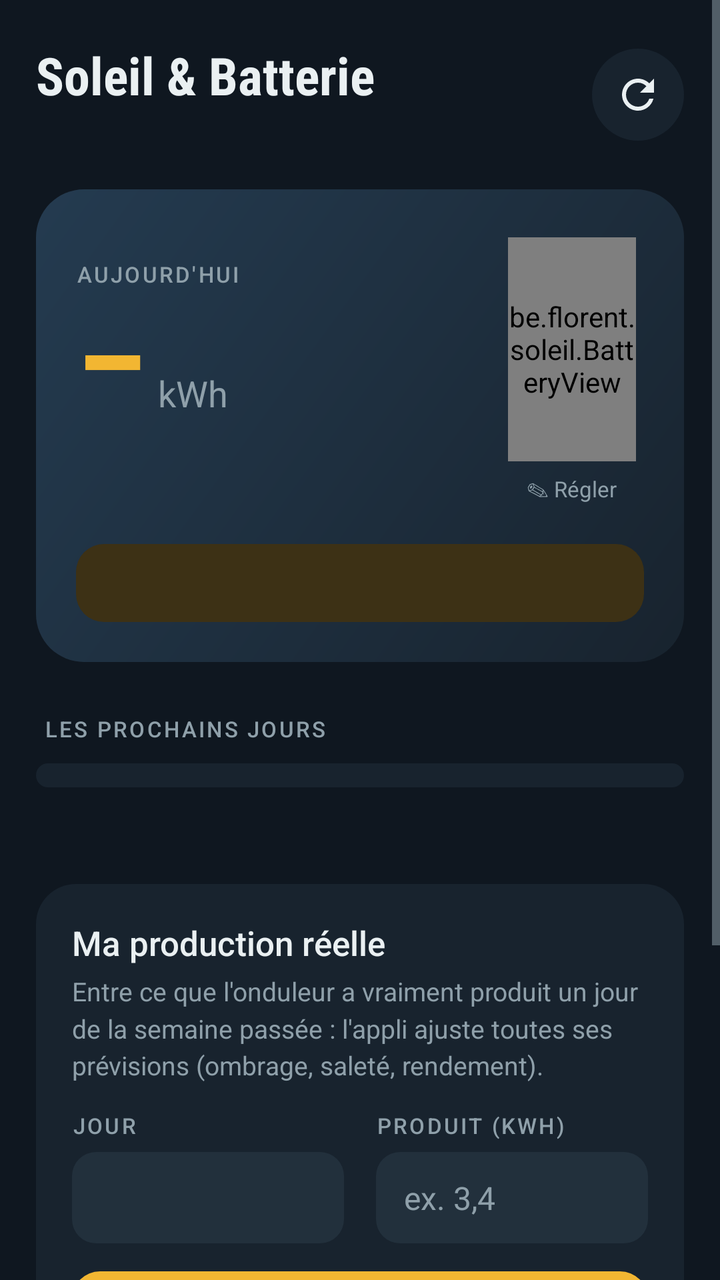
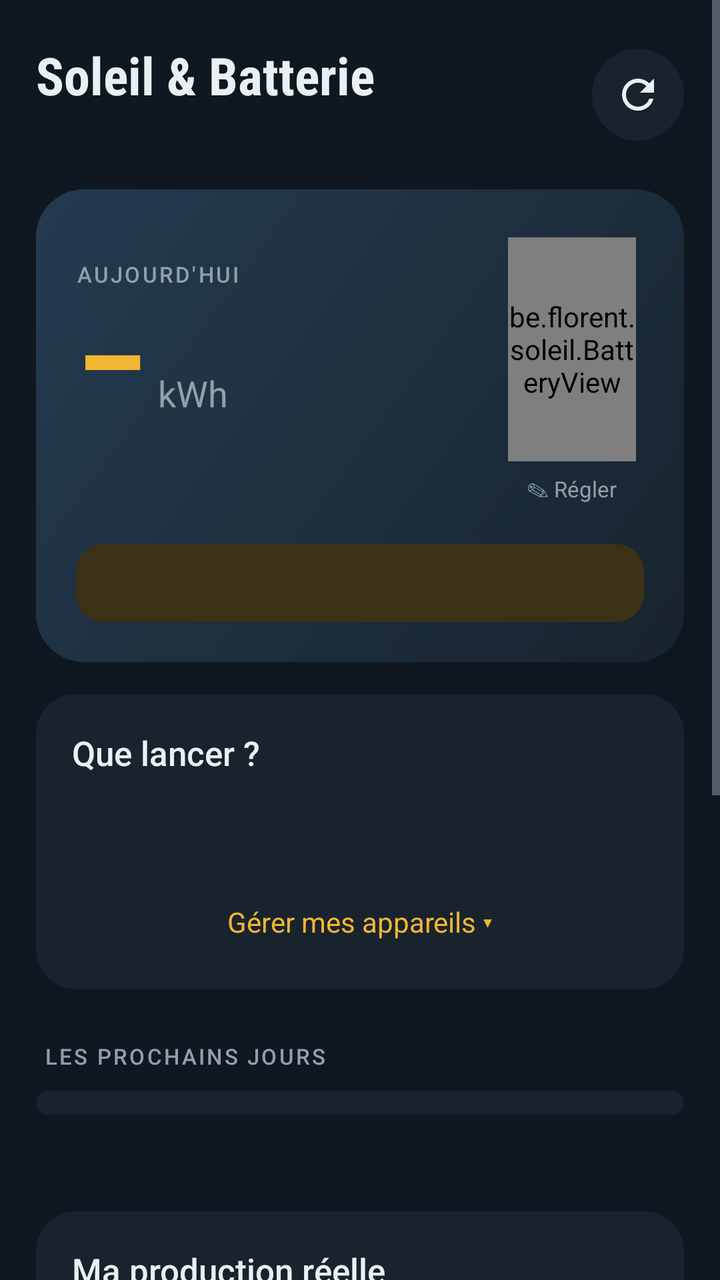

Compare the two renders of this Android layout. The source of the first and the diff that turns it into the second are given below.
<!-- AndroidManifest.xml: application theme AppTheme -->
<!-- res/layout/activity_main.xml -->
<?xml version="1.0" encoding="utf-8"?>
<ScrollView xmlns:android="http://schemas.android.com/apk/res/android"
    android:layout_width="match_parent"
    android:layout_height="match_parent"
    android:background="@color/bg"
    android:fillViewport="true">

    <LinearLayout
        android:layout_width="match_parent"
        android:layout_height="wrap_content"
        android:orientation="vertical"
        android:paddingStart="18dp"
        android:paddingEnd="18dp"
        android:paddingTop="20dp"
        android:paddingBottom="32dp">

        
        <LinearLayout
            android:layout_width="match_parent"
            android:layout_height="wrap_content"
            android:gravity="center_vertical"
            android:orientation="horizontal">

            <LinearLayout
                android:layout_width="0dp"
                android:layout_height="wrap_content"
                android:layout_weight="1"
                android:orientation="vertical">

                <TextView
                    android:layout_width="wrap_content"
                    android:layout_height="wrap_content"
                    android:fontFamily="sans-serif-condensed"
                    android:text="Soleil &amp; Batterie"
                    android:textColor="@color/fg"
                    android:textSize="26sp"
                    android:textStyle="bold" />

                <TextView
                    android:id="@+id/subtitle"
                    android:layout_width="wrap_content"
                    android:layout_height="wrap_content"
                    android:layout_marginTop="2dp"
                    android:textColor="@color/muted"
                    android:textSize="13sp" />
            </LinearLayout>

            <ImageButton
                android:id="@+id/refresh"
                android:layout_width="46dp"
                android:layout_height="46dp"
                android:background="@drawable/round_btn"
                android:contentDescription="Actualiser"
                android:src="@drawable/ic_refresh" />
        </LinearLayout>

        
        <LinearLayout
            android:layout_width="match_parent"
            android:layout_height="wrap_content"
            android:layout_marginTop="20dp"
            android:background="@drawable/hero_bg"
            android:orientation="vertical"
            android:padding="20dp">

            <LinearLayout
                android:layout_width="match_parent"
                android:layout_height="wrap_content"
                android:gravity="center_vertical"
                android:orientation="horizontal">

                <LinearLayout
                    android:layout_width="0dp"
                    android:layout_height="wrap_content"
                    android:layout_weight="1"
                    android:orientation="vertical">

                    <TextView
                        style="@style/Label"
                        android:text="Aujourd'hui" />

                    <LinearLayout
                        android:layout_width="wrap_content"
                        android:layout_height="wrap_content"
                        android:baselineAligned="true"
                        android:orientation="horizontal">

                        <TextView
                            android:id="@+id/kwh"
                            android:layout_width="wrap_content"
                            android:layout_height="wrap_content"
                            android:fontFamily="sans-serif-condensed"
                            android:includeFontPadding="false"
                            android:text="–"
                            android:textColor="@color/sun"
                            android:textSize="64sp"
                            android:textStyle="bold" />

                        <TextView
                            android:layout_width="wrap_content"
                            android:layout_height="wrap_content"
                            android:layout_marginStart="6dp"
                            android:text="kWh"
                            android:textColor="@color/muted"
                            android:textSize="18sp" />
                    </LinearLayout>

                    <TextView
                        android:id="@+id/meta"
                        android:layout_width="wrap_content"
                        android:layout_height="wrap_content"
                        android:layout_marginTop="4dp"
                        android:textColor="@color/fg"
                        android:textSize="13sp" />
                </LinearLayout>

                <LinearLayout
                    android:id="@+id/batteryBox"
                    android:layout_width="wrap_content"
                    android:layout_height="wrap_content"
                    android:layout_marginStart="12dp"
                    android:background="?android:attr/selectableItemBackground"
                    android:gravity="center_horizontal"
                    android:orientation="vertical"
                    android:padding="4dp">

                    <be.florent.soleil.BatteryView
                        android:id="@+id/battery"
                        android:layout_width="64dp"
                        android:layout_height="112dp" />

                    <TextView
                        android:id="@+id/batteryLabel"
                        android:layout_width="wrap_content"
                        android:layout_height="wrap_content"
                        android:layout_marginTop="6dp"
                        android:text="✎ Régler"
                        android:textColor="@color/muted"
                        android:textSize="11sp" />
                </LinearLayout>
            </LinearLayout>

            <TextView
                android:id="@+id/verdict"
                android:layout_width="match_parent"
                android:layout_height="wrap_content"
                android:layout_marginTop="16dp"
                android:background="@drawable/pill_low"
                android:fontFamily="sans-serif-medium"
                android:paddingStart="14dp"
                android:paddingTop="10dp"
                android:paddingEnd="14dp"
                android:paddingBottom="10dp"
                android:textColor="@color/sun"
                android:textSize="14sp" />
        </LinearLayout>

        
        <TextView
            style="@style/Label"
            android:layout_marginStart="4dp"
            android:layout_marginTop="26dp"
            android:layout_marginBottom="10dp"
            android:text="Les prochains jours" />

        <LinearLayout
            android:id="@+id/days"
            android:layout_width="match_parent"
            android:layout_height="wrap_content"
            android:background="@drawable/card_bg"
            android:orientation="vertical"
            android:paddingStart="16dp"
            android:paddingTop="6dp"
            android:paddingEnd="16dp"
            android:paddingBottom="6dp" />

        <TextView
            android:id="@+id/status"
            android:layout_width="match_parent"
            android:layout_height="wrap_content"
            android:layout_marginTop="10dp"
            android:gravity="center"
            android:textColor="@color/muted"
            android:textSize="12sp" />

        
        <LinearLayout
            android:layout_width="match_parent"
            android:layout_height="wrap_content"
            android:layout_marginTop="22dp"
            android:background="@drawable/card_bg"
            android:orientation="vertical"
            android:padding="18dp">

            <TextView
                style="@style/CardTitle"
                android:text="Ma production réelle" />

            <TextView
                style="@style/Body"
                android:layout_marginTop="4dp"
                android:text="Entre ce que l'onduleur a vraiment produit un jour de la semaine passée : l'appli ajuste toutes ses prévisions (ombrage, saleté, rendement)." />

            <LinearLayout
                android:layout_width="match_parent"
                android:layout_height="wrap_content"
                android:layout_marginTop="14dp"
                android:orientation="horizontal">

                <LinearLayout
                    android:layout_width="0dp"
                    android:layout_height="wrap_content"
                    android:layout_marginEnd="8dp"
                    android:layout_weight="1"
                    android:orientation="vertical">

                    <TextView
                        style="@style/Label"
                        android:layout_marginBottom="6dp"
                        android:text="Jour" />

                    <EditText
                        android:id="@+id/calDate"
                        style="@style/Field"
                        android:cursorVisible="false"
                        android:focusable="false"
                        android:inputType="none" />
                </LinearLayout>

                <LinearLayout
                    android:layout_width="0dp"
                    android:layout_height="wrap_content"
                    android:layout_marginStart="8dp"
                    android:layout_weight="1"
                    android:orientation="vertical">

                    <TextView
                        style="@style/Label"
                        android:layout_marginBottom="6dp"
                        android:text="Produit (kWh)" />

                    <EditText
                        android:id="@+id/calKwh"
                        style="@style/Field"
                        android:hint="ex. 3,4"
                        android:inputType="numberDecimal" />
                </LinearLayout>
            </LinearLayout>

            <Button
                android:id="@+id/calBtn"
                style="@style/PrimaryButton"
                android:layout_marginTop="14dp"
                android:text="Ajuster les prévisions" />

            <TextView
                android:id="@+id/calOut"
                style="@style/Body"
                android:layout_marginTop="8dp"
                android:gravity="center"
                android:visibility="gone" />

            <TextView
                android:id="@+id/calSummary"
                style="@style/Body"
                android:layout_marginTop="16dp"
                android:fontFamily="sans-serif-medium"
                android:textColor="@color/fg"
                android:visibility="gone" />

            <LinearLayout
                android:id="@+id/calList"
                android:layout_width="match_parent"
                android:layout_height="wrap_content"
                android:orientation="vertical" />
        </LinearLayout>

        
        <LinearLayout
            android:layout_width="match_parent"
            android:layout_height="wrap_content"
            android:layout_marginTop="16dp"
            android:background="@drawable/card_bg"
            android:orientation="vertical"
            android:padding="18dp">

            <LinearLayout
                android:id="@+id/settingsHeader"
                android:layout_width="match_parent"
                android:layout_height="wrap_content"
                android:background="?android:attr/selectableItemBackground"
                android:gravity="center_vertical"
                android:orientation="horizontal">

                <LinearLayout
                    android:layout_width="0dp"
                    android:layout_height="wrap_content"
                    android:layout_weight="1"
                    android:orientation="vertical">

                    <TextView
                        style="@style/CardTitle"
                        android:text="Mon installation" />

                    <TextView
                        android:id="@+id/settingsSummary"
                        style="@style/Body"
                        android:layout_marginTop="2dp" />
                </LinearLayout>

                <TextView
                    android:id="@+id/chevron"
                    android:layout_width="wrap_content"
                    android:layout_height="wrap_content"
                    android:text="▾"
                    android:textColor="@color/muted"
                    android:textSize="22sp" />
            </LinearLayout>

            <LinearLayout
                android:id="@+id/settingsBody"
                android:layout_width="match_parent"
                android:layout_height="wrap_content"
                android:layout_marginTop="12dp"
                android:orientation="vertical"
                android:visibility="gone">

                <TextView
                    style="@style/Label"
                    android:layout_marginBottom="6dp"
                    android:text="Adresse de l'installation" />

                <LinearLayout
                    android:layout_width="match_parent"
                    android:layout_height="wrap_content"
                    android:orientation="horizontal">

                    <EditText
                        android:id="@+id/address"
                        style="@style/Field"
                        android:layout_width="0dp"
                        android:layout_weight="1"
                        android:hint="Rue, numéro, commune"
                        android:imeOptions="actionSearch"
                        android:inputType="textPostalAddress" />

                    <Button
                        android:id="@+id/findBtn"
                        style="@style/PrimaryButton"
                        android:layout_width="wrap_content"
                        android:layout_height="48dp"
                        android:layout_marginStart="8dp"
                        android:minWidth="0dp"
                        android:paddingStart="16dp"
                        android:paddingEnd="16dp"
                        android:text="Chercher" />
                </LinearLayout>

                <TextView
                    android:id="@+id/placeOut"
                    style="@style/Body"
                    android:layout_marginTop="6dp"
                    android:layout_marginBottom="16dp" />

                <LinearLayout
                    android:id="@+id/settingsGrid"
                    android:layout_width="match_parent"
                    android:layout_height="wrap_content"
                    android:orientation="vertical" />

                <TextView
                    style="@style/Body"
                    android:layout_marginTop="10dp"
                    android:text="Orientation en degrés boussole : 90 = est, 180 = sud, 270 = ouest." />

                <Button
                    android:id="@+id/saveBtn"
                    style="@style/PrimaryButton"
                    android:layout_marginTop="14dp"
                    android:text="Enregistrer" />
            </LinearLayout>
        </LinearLayout>

        <TextView
            android:layout_width="match_parent"
            android:layout_height="wrap_content"
            android:layout_marginTop="20dp"
            android:gravity="center"
            android:text="Données météo : Open-Meteo.com"
            android:textColor="@color/muted"
            android:textSize="11sp" />
    </LinearLayout>
</ScrollView>
<!-- resources referenced by this layout -->
<resources>
  <color name="bg">#0F1720</color>
  <color name="fg">#EAF0F2</color>
  <color name="muted">#8FA0AA</color>
  <color name="sun">#F2B632</color>
  <!-- drawable card_bg (drawable) -->
  <?xml version="1.0" encoding="utf-8"?>
  <shape xmlns:android="http://schemas.android.com/apk/res/android" android:shape="rectangle">
      <solid android:color="@color/card" />
      <corners android:radius="20dp" />
  </shape>
  <!-- drawable hero_bg (drawable) -->
  <?xml version="1.0" encoding="utf-8"?>
  <shape xmlns:android="http://schemas.android.com/apk/res/android" android:shape="rectangle">
      <gradient android:angle="315" android:startColor="#243B50" android:endColor="#18232E" />
      <corners android:radius="24dp" />
  </shape>
  <!-- drawable ic_refresh (drawable) -->
  <?xml version="1.0" encoding="utf-8"?>
  <vector xmlns:android="http://schemas.android.com/apk/res/android"
      android:width="24dp" android:height="24dp"
      android:viewportWidth="24" android:viewportHeight="24">
      <path android:fillColor="@color/fg"
          android:pathData="M17.65,6.35C16.2,4.9 14.21,4 12,4c-4.42,0 -7.99,3.58 -7.99,8s3.57,8 7.99,8c3.73,0 6.84,-2.55 7.73,-6h-2.08c-0.82,2.33 -3.04,4 -5.65,4 -3.31,0 -6,-2.69 -6,-6s2.69,-6 6,-6c1.66,0 3.14,0.69 4.22,1.78L13,11h7V4l-2.35,2.35z" />
  </vector>
  <!-- drawable pill_low (drawable) -->
  <?xml version="1.0" encoding="utf-8"?>
  <shape xmlns:android="http://schemas.android.com/apk/res/android" android:shape="rectangle">
      <solid android:color="@color/sun_dim" />
      <corners android:radius="14dp" />
  </shape>
  <!-- drawable round_btn (drawable) -->
  <?xml version="1.0" encoding="utf-8"?>
  <ripple xmlns:android="http://schemas.android.com/apk/res/android" android:color="#33FFFFFF">
      <item>
          <shape android:shape="oval">
              <solid android:color="@color/card" />
          </shape>
      </item>
  </ripple>
  <style name="Body">
          <item name="android:layout_width">match_parent</item>
          <item name="android:layout_height">wrap_content</item>
          <item name="android:textColor">@color/muted</item>
          <item name="android:textSize">13sp</item>
          <item name="android:lineSpacingMultiplier">1.2</item>
      </style>
  <style name="CardTitle">
          <item name="android:layout_width">wrap_content</item>
          <item name="android:layout_height">wrap_content</item>
          <item name="android:textColor">@color/fg</item>
          <item name="android:textSize">17sp</item>
          <item name="android:fontFamily">sans-serif-medium</item>
      </style>
  <style name="Label">
          <item name="android:layout_width">wrap_content</item>
          <item name="android:layout_height">wrap_content</item>
          <item name="android:textColor">@color/muted</item>
          <item name="android:textSize">11sp</item>
          <item name="android:letterSpacing">0.1</item>
          <item name="android:textAllCaps">true</item>
          <item name="android:fontFamily">sans-serif-medium</item>
      </style>
  <style name="PrimaryButton">
          <item name="android:layout_width">match_parent</item>
          <item name="android:layout_height">52dp</item>
          <item name="android:background">@drawable/btn_primary</item>
          <item name="android:textColor">@color/ink</item>
          <item name="android:textSize">15sp</item>
          <item name="android:fontFamily">sans-serif-medium</item>
          <item name="android:textAllCaps">false</item>
          <item name="android:stateListAnimator">@null</item>
      </style>
  <color name="card">#18232E</color>
  <color name="sun_dim">#3D3115</color>
  <!-- drawable btn_primary (drawable) -->
  <?xml version="1.0" encoding="utf-8"?>
  <ripple xmlns:android="http://schemas.android.com/apk/res/android" android:color="#33000000">
      <item>
          <shape android:shape="rectangle">
              <solid android:color="@color/sun" />
              <corners android:radius="14dp" />
          </shape>
      </item>
  </ripple>
  <color name="ink">#0F1720</color>
  <color name="card2">#22303C</color>
  <!-- unchanged entries left out for length: 3 -->
</resources>

<!-- the commit's change to res/layout/activity_main.xml (unified diff, before → after) -->
@@ -156,6 +156,67 @@
         </LinearLayout>
 
         
+        <LinearLayout
+            android:layout_width="match_parent"
+            android:layout_height="wrap_content"
+            android:layout_marginTop="16dp"
+            android:background="@drawable/card_bg"
+            android:orientation="vertical"
+            android:paddingTop="18dp"
+            android:paddingBottom="12dp">
+
+            <TextView
+                style="@style/CardTitle"
+                android:layout_marginStart="18dp"
+                android:text="Que lancer ?" />
+
+            <HorizontalScrollView
+                android:layout_width="match_parent"
+                android:layout_height="wrap_content"
+                android:layout_marginTop="12dp"
+                android:clipToPadding="false"
+                android:paddingStart="18dp"
+                android:paddingEnd="18dp"
+                android:scrollbars="none">
+
+                <LinearLayout
+                    android:id="@+id/appDays"
+                    android:layout_width="wrap_content"
+                    android:layout_height="wrap_content"
+                    android:orientation="horizontal" />
+            </HorizontalScrollView>
+
+            <TextView
+                android:id="@+id/appSummary"
+                style="@style/Body"
+                android:layout_marginStart="18dp"
+                android:layout_marginTop="12dp"
+                android:layout_marginEnd="18dp"
+                android:textColor="@color/fg" />
+
+            <LinearLayout
+                android:id="@+id/appList"
+                android:layout_width="match_parent"
+                android:layout_height="wrap_content"
+                android:layout_marginTop="6dp"
+                android:orientation="vertical"
+                android:paddingStart="18dp"
+                android:paddingEnd="18dp" />
+
+            <TextView
+                android:id="@+id/appManage"
+                android:layout_width="match_parent"
+                android:layout_height="wrap_content"
+                android:layout_marginTop="4dp"
+                android:background="?android:attr/selectableItemBackground"
+                android:gravity="center"
+                android:padding="12dp"
+                android:text="Gérer mes appareils ▾"
+                android:textColor="@color/sun"
+                android:textSize="14sp" />
+        </LinearLayout>
+
+        
         <TextView
             style="@style/Label"
             android:layout_marginStart="4dp"
